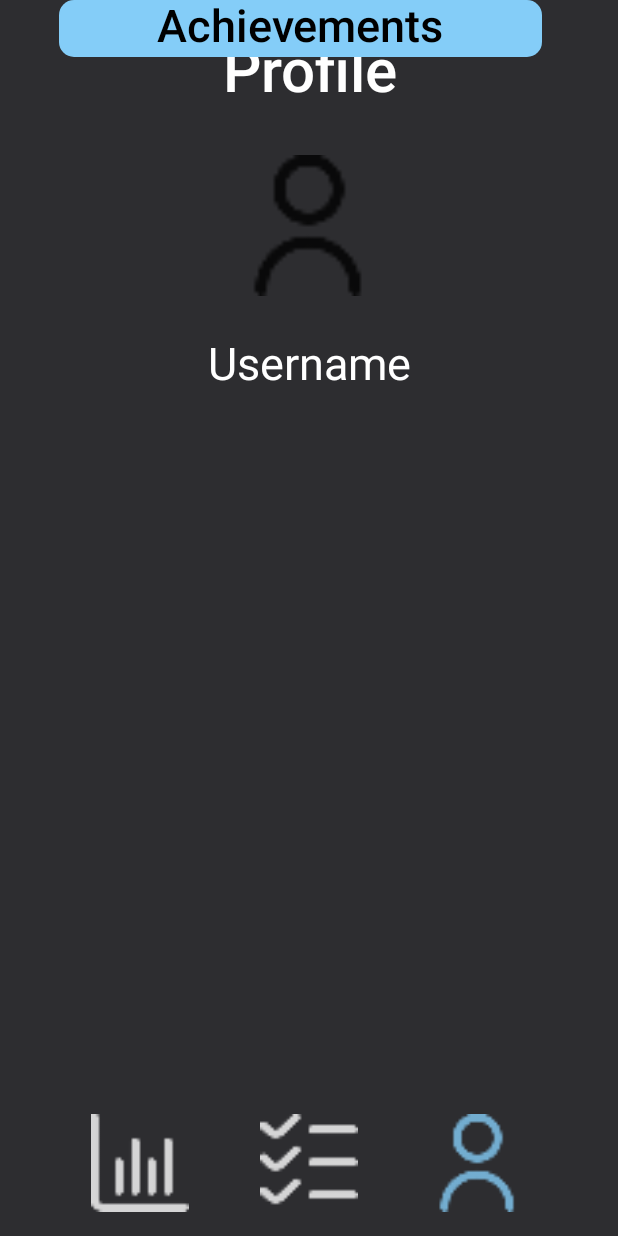
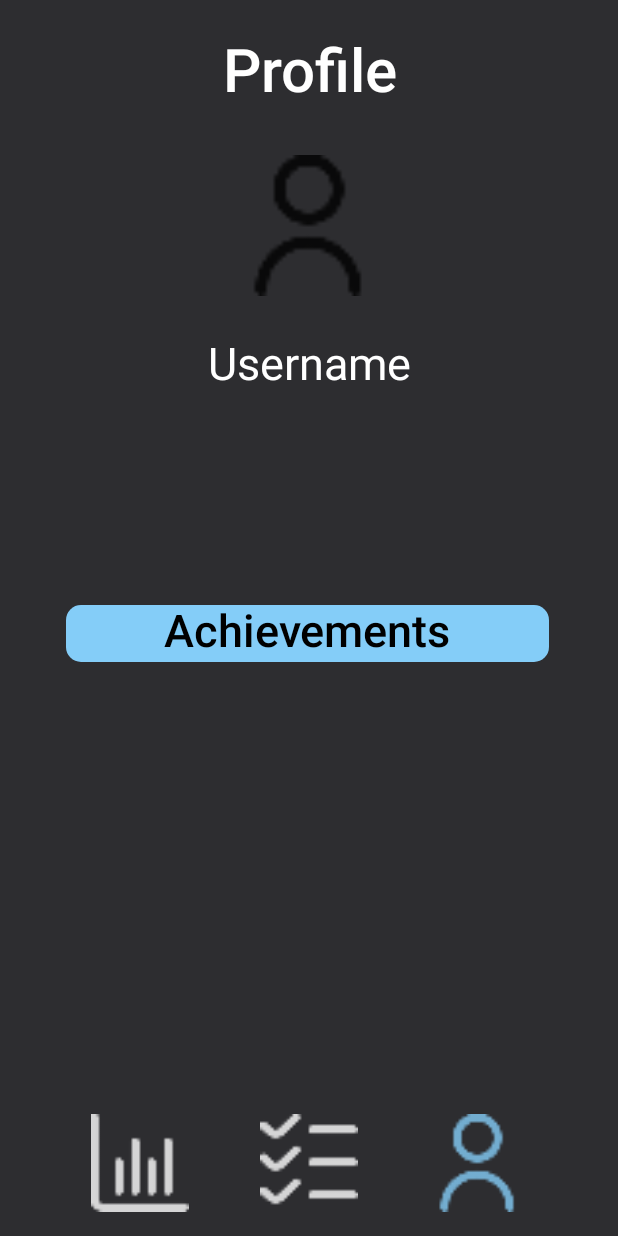
Before and after one commit to ST10090538/OPSC_Prototype, an Android app: the ProfilePage screen opened directly, with no data from a screen before it, on a phone screen of 412 x 824 dp. Run offline under Robolectric (Android 15) with nearby library versions, the phone set to English and light mode, and no system bars.

Commit message:
achievements button

```diff
--- a/app/src/main/res/layout/profile_page.xml
+++ b/app/src/main/res/layout/profile_page.xml
@@ -105,9 +105,11 @@
         android:textColor="@color/black"
         android:textSize="30sp"
         app:cornerRadius="10dp"
-        app:layout_constraintEnd_toEndOf="parent"
-        app:layout_constraintHorizontal_bias="0.438"
-        app:layout_constraintStart_toStartOf="parent"
-        tools:layout_editor_absoluteY="296dp" />
+        app:layout_constraintBottom_toTopOf="@+id/profile_timesheet_button"
+        app:layout_constraintEnd_toEndOf="@+id/profile_profile_button"
+        app:layout_constraintHorizontal_bias="0.531"
+        app:layout_constraintStart_toStartOf="@+id/profile_progress_button"
+        app:layout_constraintTop_toBottomOf="@+id/profilepage_username_tv"
+        app:layout_constraintVertical_bias="0.319" />
 
 </androidx.constraintlayout.widget.ConstraintLayout>
```
